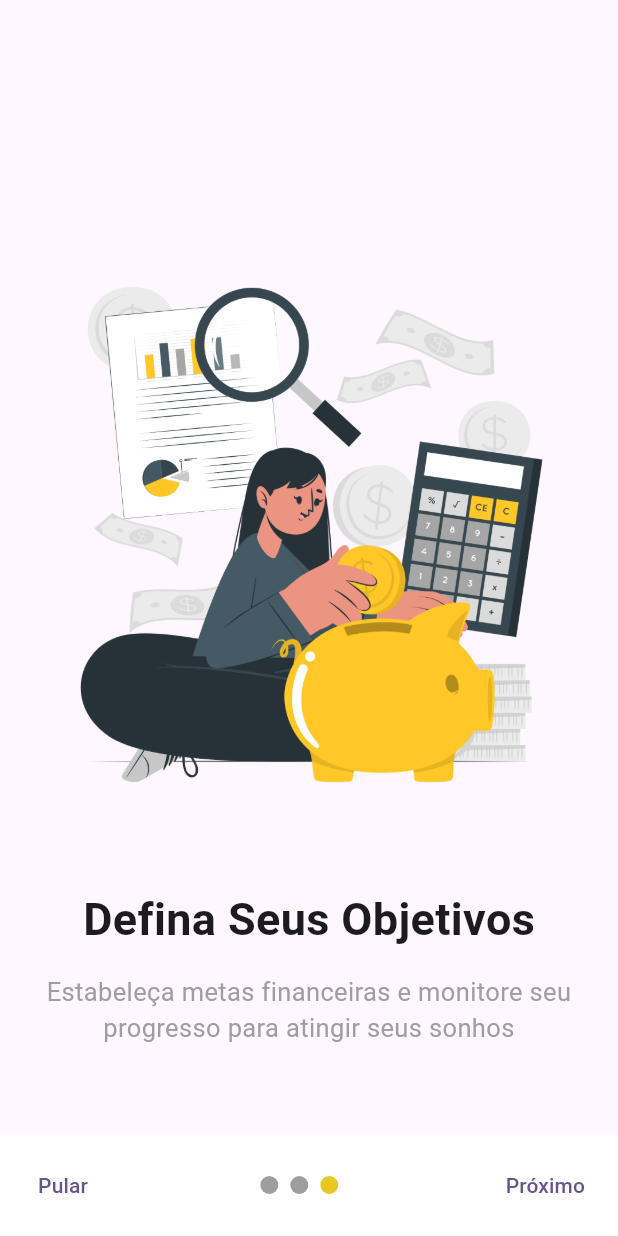
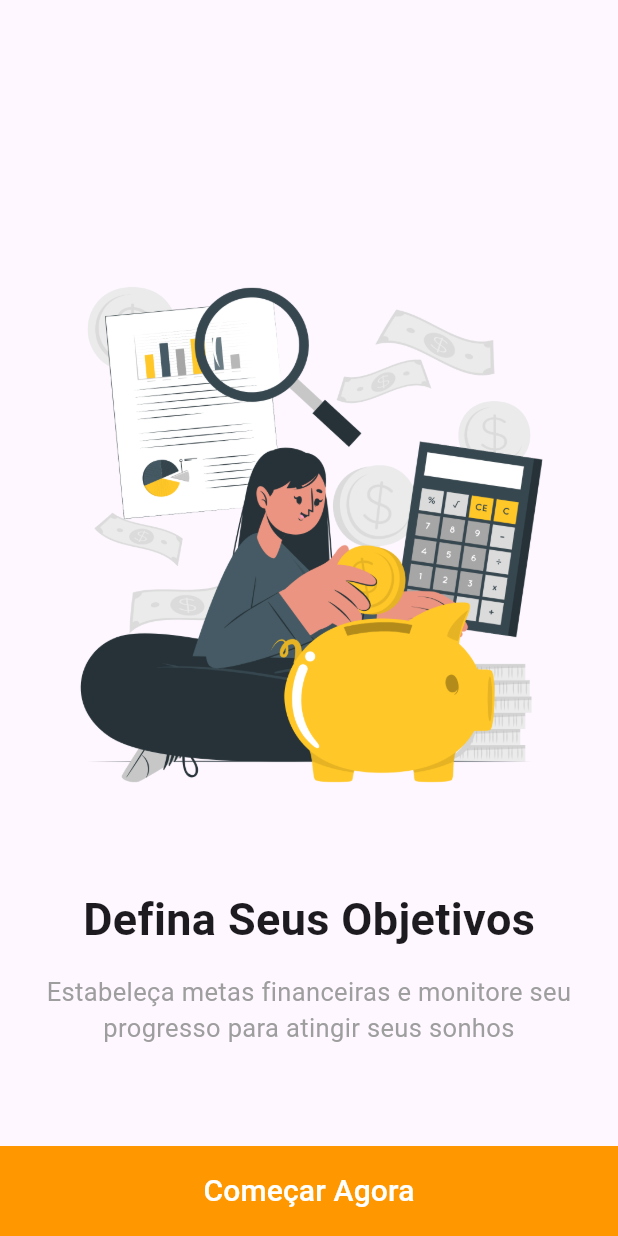
Before and after one commit to marlonangeli/ta-osso, a Flutter app: the screen it shows after launch, after a tap on "Pular", on a phone screen of 412 x 824 dp. Run offline on Flutter 3.47's test engine with Material 3 defaults, Android fonts, the light colour scheme and no system bars; drawn by our look-alikes of smooth_page_indicator.

Commit message:
Onboarding completo

```diff
--- a/ta_osso/lib/Onboarding/onboarding_view.dart
+++ b/ta_osso/lib/Onboarding/onboarding_view.dart
@@ -12,12 +12,60 @@ class OnboardingView extends StatefulWidget {
 class _OnboardingViewState extends State<OnboardingView> {
   final controller = OnboardingItems();
   final pageController = PageController();
+  bool isLastPage = false;
   int currentPage = 0;
 
   @override
   Widget build(BuildContext context) {
     return Scaffold(
-      bottomSheet: Container(
+      bottomSheet: isLastPage ? getStarted(context) : buildBottomNavigation(),
+      body: Container(
+        margin: const EdgeInsets.symmetric(horizontal: 15),
+        child: PageView.builder(
+          controller: pageController,
+          itemCount: controller.items.length,
+          onPageChanged: (index) {
+            setState(() {
+              currentPage = index;
+              isLastPage = index == controller.items.length - 1;
+            });
+          },
+          itemBuilder: (context, index) {
+            return buildOnboardingPage(index);
+          },
+        ),
+      ),
+    );
+  }
+
+  Widget buildOnboardingPage(int index) {
+    return Column(
+      mainAxisAlignment: MainAxisAlignment.center,
+      children: [
+        Image.asset(controller.items[index].image, height: 450),
+        const SizedBox(height: 15),
+        Text(
+          controller.items[index].title,
+          style: const TextStyle(
+            fontSize: 30,
+            fontWeight: FontWeight.bold,
+          ),
+        ),
+        const SizedBox(height: 15),
+        Text(
+          controller.items[index].description,
+          style: const TextStyle(
+            color: Colors.grey,
+            fontSize: 17,
+          ),
+          textAlign: TextAlign.center,
+        ),
+      ],
+    );
+  }
+
+  Widget buildBottomNavigation() {
+    return Container(
       color: Colors.white,
       padding: const EdgeInsets.symmetric(horizontal: 10, vertical: 10),
       child: Row(
@@ -55,44 +103,26 @@ class _OnboardingViewState extends State<OnboardingView> {
           ),
         ],
       ),
+    );
+  }
+}
+
+Widget getStarted(BuildContext context) {
+  return Container(
+    width: MediaQuery.of(context).size.width,
+    height: 60,
+    color: Colors.orange,
+    child: TextButton(
+      onPressed: () {
+        // Nevar para a tela de login ou home
+      },
+      child: const Text(
+        'Começar Agora',
+        style: TextStyle(
+          color: Colors.white,
+          fontSize: 20,
         ),
-      body: Container(
-        margin: const EdgeInsets.symmetric(horizontal: 15),
-        child: PageView.builder(
-          controller: pageController,
-          itemCount: controller.items.length,
-          onPageChanged: (index) {
-            setState(() {
-              currentPage = index;
-            });
-          },
-          itemBuilder: (context, index) {
-            return Column(
-              mainAxisAlignment: MainAxisAlignment.center,
-              children: [
-                Image.asset(controller.items[index].image, height: 450),
-                const SizedBox(height: 15),
-                Text(
-                  controller.items[index].title,
-                  style: const TextStyle(
-                    fontSize: 30,
-                    fontWeight: FontWeight.bold,
-                  ),
-                ),
-                const SizedBox(height: 15),
-                Text(
-                  controller.items[index].description,
-                  style: const TextStyle(
-                    color: Colors.grey,
-                    fontSize: 17,
-                  ),
-                  textAlign: TextAlign.center,
-                ),
-              ],
-            );
-          },
       ),
     ),
   );
 }
-}
```
Lines whose indentation alone changed are shown as unchanged.
